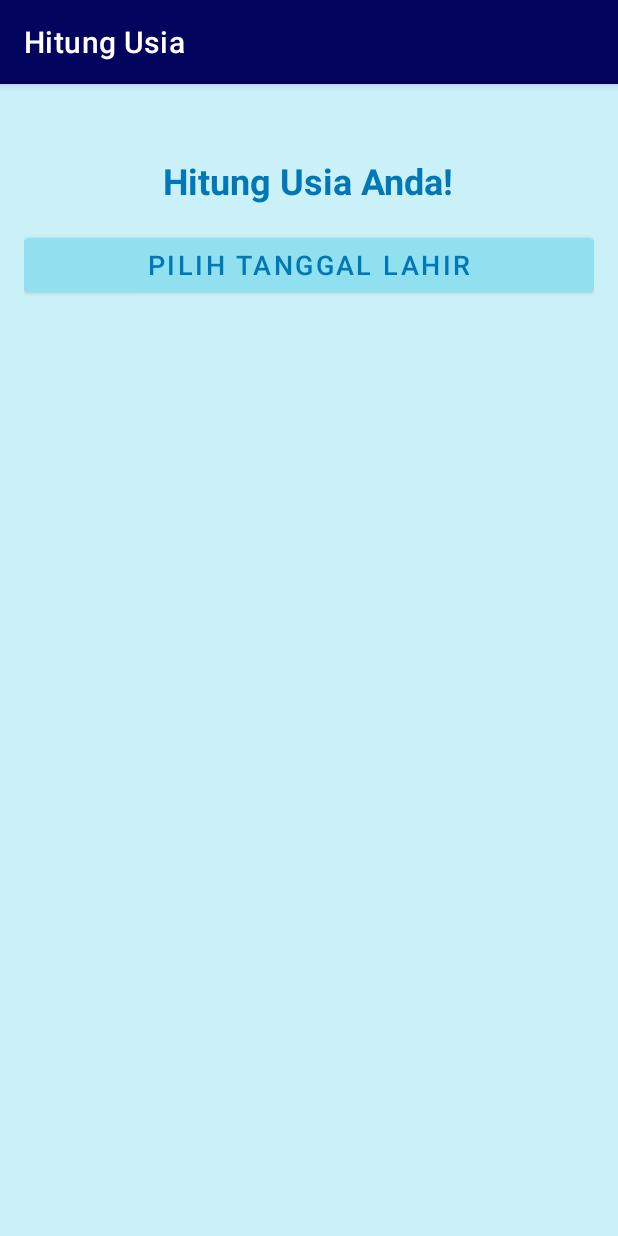
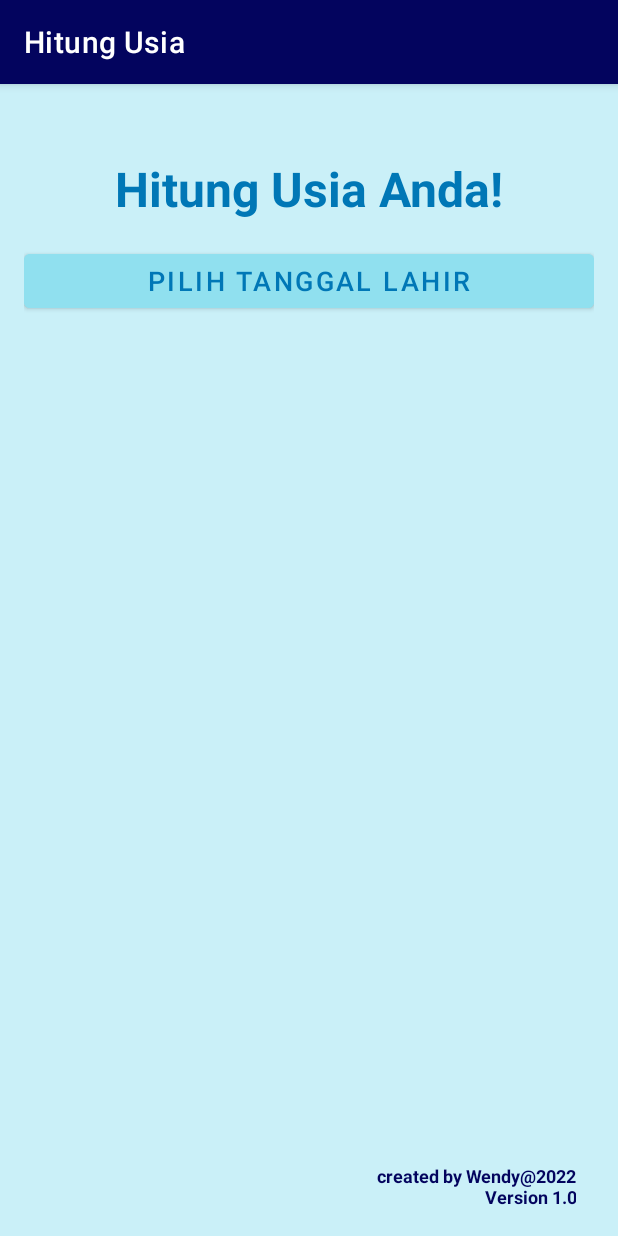
Before and after one commit to holywend/hitung-usia-android, an Android app: the screen it shows after launch (MainActivity), on a phone screen of 412 x 824 dp. Run offline under Robolectric (Android 15) with nearby library versions, the phone set to English and light mode, and no system bars.

Commit message:
chores: add created and fix android studio warnings

```diff
--- a/app/src/main/java/wend/web/id/hitungusia/MainActivity.kt
+++ b/app/src/main/java/wend/web/id/hitungusia/MainActivity.kt
@@ -36,7 +36,6 @@ class MainActivity : AppCompatActivity() {
         btnTanggal.setOnClickListener {
             clickBtnTanggal()
         }
-
     }
 
     private fun clickBtnTanggal() {
--- a/app/src/main/res/layout/activity_main.xml
+++ b/app/src/main/res/layout/activity_main.xml
@@ -1,6 +1,5 @@
 <?xml version="1.0" encoding="utf-8"?>
 <LinearLayout xmlns:android="http://schemas.android.com/apk/res/android"
-    xmlns:app="http://schemas.android.com/apk/res-auto"
     xmlns:tools="http://schemas.android.com/tools"
     android:layout_width="match_parent"
     android:layout_height="match_parent"
@@ -13,8 +12,8 @@
     <TextView
         android:layout_width="wrap_content"
         android:layout_height="wrap_content"
-        android:text="Hitung Usia Anda!"
-        android:textSize="24dp"
+        android:text="@string/hitung_usia_anda"
+        android:textSize="32sp"
         android:textStyle="bold"
         android:textColor="@color/text_color2"
         android:layout_marginTop="32dp"
@@ -23,18 +22,18 @@
         android:id="@+id/btnTanggal"
         android:layout_width="match_parent"
         android:layout_height="wrap_content"
-        android:text="PILIH TANGGAL LAHIR"
+        android:text="@string/pilih_tanggal_lahir"
         android:textColor="@color/text_color2"
         android:backgroundTint="@color/bg_color1"
         android:layout_marginTop="16dp"
-        android:textSize="18dp"
+        android:textSize="18sp"
         />
     <TextView
         android:id="@+id/tvLabelTanggal"
         android:layout_width="wrap_content"
         android:layout_height="wrap_content"
-        android:text="tanggal terpilih:"
-        android:textSize="18dp"
+        android:text="@string/tanggal_terpilih"
+        android:textSize="18sp"
         android:textColor="@color/text_color1"
         android:layout_marginTop="24dp"
         android:visibility="invisible"
@@ -43,8 +42,8 @@
         android:id="@+id/tvTanggal"
         android:layout_width="wrap_content"
         android:layout_height="wrap_content"
-        android:text="01/01/1900"
-        android:textSize="24dp"
+        android:text="@string/_01_01_1900"
+        android:textSize="24sp"
         android:textStyle="bold"
         android:textColor="@color/text_color2"
         android:layout_marginTop="2dp"
@@ -54,8 +53,8 @@
         android:id="@+id/tvLabelMenit"
         android:layout_width="wrap_content"
         android:layout_height="wrap_content"
-        android:text="dalam menit:"
-        android:textSize="18dp"
+        android:text="@string/dalam_menit"
+        android:textSize="18sp"
         android:textColor="@color/text_color1"
         android:layout_marginTop="24dp"
         android:visibility="invisible"
@@ -64,8 +63,8 @@
         android:id="@+id/tvMenit"
         android:layout_width="300dp"
         android:layout_height="wrap_content"
-        android:text="140,000,000"
-        android:textSize="24dp"
+        android:text="@string/_140_000_000"
+        android:textSize="24sp"
         android:textStyle="bold"
         android:textColor="@color/text_color2"
         android:layout_marginTop="2dp"
@@ -79,8 +78,8 @@
         android:id="@+id/tvLabelJam"
         android:layout_width="wrap_content"
         android:layout_height="wrap_content"
-        android:text="dalam jam:"
-        android:textSize="18dp"
+        android:text="@string/dalam_jam"
+        android:textSize="18sp"
         android:textColor="@color/text_color1"
         android:layout_marginTop="24dp"
         android:visibility="invisible"
@@ -89,8 +88,8 @@
         android:id="@+id/tvJam"
         android:layout_width="300dp"
         android:layout_height="wrap_content"
-        android:text="140,000,000"
-        android:textSize="24dp"
+        android:text="@string/_140_000_000"
+        android:textSize="24sp"
         android:textStyle="bold"
         android:textColor="@color/text_color2"
         android:layout_marginTop="2dp"
@@ -104,8 +103,8 @@
         android:id="@+id/tvLabelHari"
         android:layout_width="wrap_content"
         android:layout_height="wrap_content"
-        android:text="dalam hari:"
-        android:textSize="18dp"
+        android:text="@string/dalam_hari"
+        android:textSize="18sp"
         android:textColor="@color/text_color1"
         android:layout_marginTop="24dp"
         android:visibility="invisible"
@@ -114,8 +113,8 @@
         android:id="@+id/tvHari"
         android:layout_width="300dp"
         android:layout_height="wrap_content"
-        android:text="140,000,000"
-        android:textSize="24dp"
+        android:text="@string/_140_000_000"
+        android:textSize="24sp"
         android:textStyle="bold"
         android:textColor="@color/text_color2"
         android:layout_marginTop="2dp"
@@ -125,4 +124,24 @@
         android:visibility="invisible"
         android:textAlignment="center"
         />
+    <LinearLayout
+        android:layout_width="match_parent"
+        android:layout_height="0dp"
+        android:layout_weight="1"
+        android:gravity="center|bottom"
+        android:orientation="vertical"
+        >
+        <TextView
+            android:layout_width="match_parent"
+            android:layout_height="wrap_content"
+            android:text="@string/created"
+            android:textSize="12sp"
+            android:textStyle="bold"
+            android:textColor="@color/text_color1"
+            android:paddingVertical="2dp"
+            android:paddingHorizontal="12dp"
+            android:textAlignment="textEnd"
+            />
+    </LinearLayout>
+
 </LinearLayout>
--- a/app/src/main/res/values-night/themes.xml
+++ b/app/src/main/res/values-night/themes.xml
@@ -2,13 +2,13 @@
     <!-- Base application theme. -->
     <style name="Theme.HitungUsia" parent="Theme.MaterialComponents.DayNight.DarkActionBar">
         <!-- Primary brand color. -->
-        <item name="colorPrimary">@color/purple_200</item>
-        <item name="colorPrimaryVariant">@color/purple_700</item>
-        <item name="colorOnPrimary">@color/black</item>
+        <item name="colorPrimary">@color/text_color1</item>
+        <item name="colorPrimaryVariant">@color/text_color2</item>
+        <item name="colorOnPrimary">@color/bg_color1</item>
         <!-- Secondary brand color. -->
-        <item name="colorSecondary">@color/teal_200</item>
-        <item name="colorSecondaryVariant">@color/teal_200</item>
-        <item name="colorOnSecondary">@color/black</item>
+        <item name="colorSecondary">@color/text_color1</item>
+        <item name="colorSecondaryVariant">@color/text_color2</item>
+        <item name="colorOnSecondary">@color/bg_color2</item>
         <!-- Status bar color. -->
         <item name="android:statusBarColor" tools:targetApi="l">?attr/colorPrimaryVariant</item>
         <!-- Customize your theme here. -->
--- a/app/src/main/res/values/strings.xml
+++ b/app/src/main/res/values/strings.xml
@@ -1,3 +1,12 @@
 <resources>
     <string name="app_name">Hitung Usia</string>
+    <string name="hitung_usia_anda">Hitung Usia Anda!</string>
+    <string name="pilih_tanggal_lahir">PILIH TANGGAL LAHIR</string>
+    <string name="tanggal_terpilih">tanggal terpilih:</string>
+    <string name="_01_01_1900">01/01/1900</string>
+    <string name="dalam_menit">dalam menit:</string>
+    <string name="_140_000_000">140,000,000</string>
+    <string name="dalam_jam">dalam jam:</string>
+    <string name="dalam_hari">dalam hari:</string>
+    <string name="created">created by Wendy@2022\nVersion 1.0</string>
 </resources>
--- a/app/src/main/res/values/themes.xml
+++ b/app/src/main/res/values/themes.xml
@@ -6,9 +6,9 @@
         <item name="colorPrimaryVariant">@color/text_color2</item>
         <item name="colorOnPrimary">@color/bg_color1</item>
         <!-- Secondary brand color. -->
-        <item name="colorSecondary">@color/teal_200</item>
-        <item name="colorSecondaryVariant">@color/teal_700</item>
-        <item name="colorOnSecondary">@color/black</item>
+        <item name="colorSecondary">@color/text_color1</item>
+        <item name="colorSecondaryVariant">@color/text_color2</item>
+        <item name="colorOnSecondary">@color/bg_color2</item>
         <!-- Status bar color. -->
         <item name="android:statusBarColor" tools:targetApi="l">?attr/colorPrimaryVariant</item>
         <!-- Customize your theme here. -->
```
